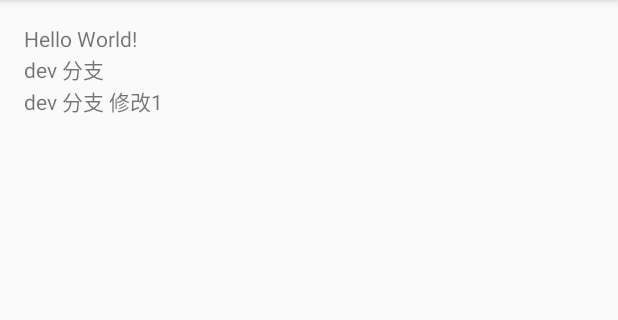
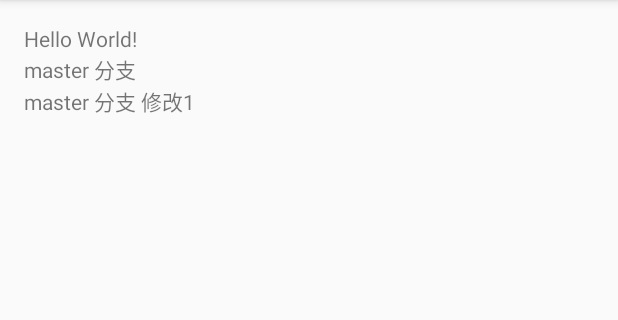
Before and after one commit to pCpptgzoh/TestBranch, an Android app: the screen it shows after launch (MainActivity), on a phone screen of 412 x 824 dp, the part 84-404 px from its top. Run offline under Robolectric (Android 15) with nearby library versions, the phone set to English and light mode, and no system bars.

Commit message:
master 修改1

```diff
--- a/app/src/main/res/layout/activity_main.xml
+++ b/app/src/main/res/layout/activity_main.xml
@@ -19,11 +19,11 @@
     <TextView
         android:layout_width="wrap_content"
         android:layout_height="wrap_content"
-        android:text="dev 分支" />
+        android:text="master 分支" />
 
     <TextView
         android:layout_width="wrap_content"
         android:layout_height="wrap_content"
-        android:text="dev 分支 修改1" />
+        android:text="master 分支 修改1" />
 
 </LinearLayout>
```
